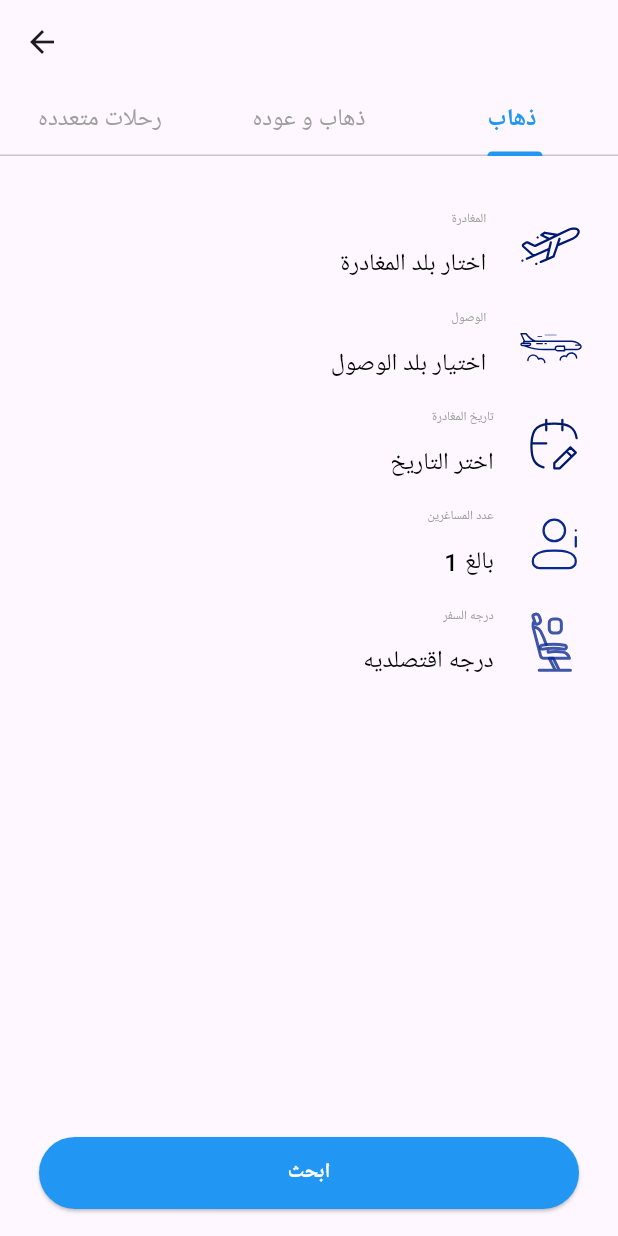
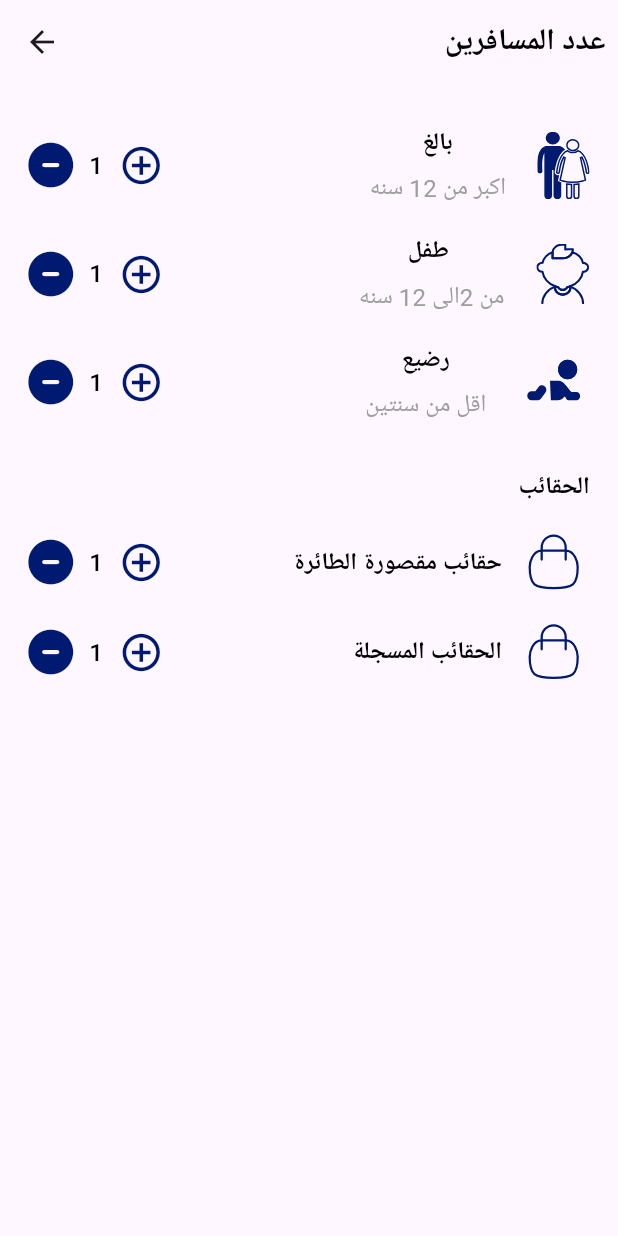
Before and after one commit to Ahmed-Ekramy/Travel-App, a Flutter app: the FlightScreen screen opened by its route, tab 3 chosen, after a tap on "عدد المساغرين", on a phone screen of 412 x 824 dp. Run offline on Flutter 3.47's test engine with Material 3 defaults, Android fonts, the phone set to English and light mode, and no system bars; our stand-ins replace flutter_screenutil, flutter_svg, font_awesome_flutter, google_fonts; Roboto replaces fonts that are missing (Readex Pro).

Commit message:
ui NumOfPassenger

```diff
--- a/lib/core/routing/app_route.dart
+++ b/lib/core/routing/app_route.dart
@@ -1,8 +1,9 @@
 import 'package:flutter/material.dart';
 import 'package:travel_app/core/routing/route.dart';
+import '../../features/flight/presentation/pages/flight_screen.dart';
 import '../../features/home/presentation/pages/home.dart';
 import '../../features/home/presentation/tabs/home_layout.dart';
-import '../../flight/presentation/pages/flight_screen.dart';
+import '../../features/number_of_passengers/presentation/pages/number_of_passengers.dart';
 
 class AppRoute{
  static Route generateRoute(RouteSettings settings){
@@ -18,12 +19,20 @@ class AppRoute{
       builder: (context) {
        return const HomeLayout();
       },
-     );case (Routes.flightScreen):
+     );
+     case (Routes.flightScreen):
      return MaterialPageRoute(
       builder: (context) {
        return const FlightScreen();
       },
      );
+     case (Routes.passengers):
+     return MaterialPageRoute(
+      builder: (context) {
+       return const NumberOfPassengers();
+      },
+     );
+
     default:
      return MaterialPageRoute(
       builder: (context) {
--- a/lib/flight/presentation/tabs/go_tab.dart
+++ b/lib/features/flight/presentation/tabs/go_back_tab.dart
@@ -1,15 +1,15 @@
 import 'package:flutter/material.dart';
 import 'package:flutter_screenutil/flutter_screenutil.dart';
-import '../../../core/shard_widget/shard_widget.dart';
+import '../../../../core/shard_widget/shard_widget.dart';
 import '../widgets/go_item.dart';
 
-class GoTab extends StatelessWidget {
-  const GoTab({Key? key}) : super(key: key);
+class GoAndBackTabs extends StatelessWidget {
+  const GoAndBackTabs({Key? key}) : super(key: key);
 
   @override
   Widget build(BuildContext context) {
     return Padding(
-      padding: EdgeInsets.symmetric(horizontal: 20.0.w, vertical: 30.h),
+      padding: EdgeInsets.symmetric(horizontal: 20.w,vertical: 30.h),
       child: Column(
         children: [
           const GoItem(
@@ -19,14 +19,16 @@ class GoTab extends StatelessWidget {
           ),
           const GoItem(
               "assets/svg/Airplane.svg", 'الوصول', 'اختيار بلد الوصول'),
-          const GoItem(
-              "assets/svg/calendar-edit.svg", 'تاريخ المغادرة', 'اختر التاريخ'),
-          InkWell(
-              onTap: () {
-
-              },
-              child: const GoItem(
-                  "assets/svg/user-info.svg", 'عدد المساغرين', '1 بالغ')),
+          const Row(
+            mainAxisAlignment: MainAxisAlignment.spaceBetween,
+            children: [
+              GoItem("assets/svg/calendar-edit.svg", 'تاريخ المغادرة',
+                  'اختر التاريخ'),
+              GoItem("assets/svg/calendar-edit.svg", 'تاريخ العودة',
+                  'اختر التاريخ'),
+            ],
+          ),
+          const GoItem("assets/svg/user-info.svg", 'عدد المساغرين', '1 بالغ'),
           const GoItem(
               "assets/svg/Flight Seat.svg", 'درجه السفر', 'درجه اقتصلديه'),
           const Expanded(child: SizedBox()),
--- /dev/null
+++ b/lib/features/flight/presentation/tabs/go_tab.dart
@@ -0,0 +1,41 @@
+import 'package:flutter/material.dart';
+import 'package:flutter_screenutil/flutter_screenutil.dart';
+import 'package:travel_app/core/routing/route.dart';
+import '../../../../core/shard_widget/shard_widget.dart';
+import '../widgets/go_item.dart';
+
+class GoTab extends StatelessWidget {
+  const GoTab({Key? key}) : super(key: key);
+
+  @override
+  Widget build(BuildContext context) {
+    return Padding(
+      padding: EdgeInsets.symmetric(horizontal: 20.0.w, vertical: 30.h),
+      child: Column(
+        children: [
+          const GoItem(
+            "assets/svg/Air Shipping.svg",
+            'المغادرة',
+            'اختار بلد المغادرة',
+          ),
+          const GoItem(
+              "assets/svg/Airplane.svg", 'الوصول', 'اختيار بلد الوصول'),
+          const GoItem(
+              "assets/svg/calendar-edit.svg", 'تاريخ المغادرة', 'اختر التاريخ'),
+          InkWell(
+              onTap: () {
+Navigator.pushNamed(context, Routes.passengers);
+              },
+              child: const GoItem(
+                  "assets/svg/user-info.svg", 'عدد المساغرين', '1 بالغ')),
+          InkWell(
+            child: const GoItem(
+                "assets/svg/Flight Seat.svg", 'درجه السفر', 'درجه اقتصلديه'),
+          ),
+          const Expanded(child: SizedBox()),
+          elevatedButton(),
+        ],
+      ),
+    );
+  }
+}
--- a/lib/flight/presentation/widgets/multiple trips_item.dart
+++ b/lib/features/flight/presentation/widgets/multiple trips_item.dart
@@ -1,5 +1,5 @@
 import 'package:flutter/material.dart';
-import 'package:travel_app/flight/presentation/widgets/trip_item.dart';
+import 'package:travel_app/features/flight/presentation/widgets/trip_item.dart';
 
 class MultipleTripsItem extends StatelessWidget {
   const MultipleTripsItem({Key? key}) : super(key: key);
--- a/lib/flight/presentation/widgets/trip_item.dart
+++ b/lib/features/flight/presentation/widgets/trip_item.dart
@@ -1,6 +1,7 @@
 import 'package:flutter/material.dart';
 
-import '../../../core/theming/text_style.dart';
+import '../../../../core/theming/text_style.dart';
+
 
 class TripItems extends StatelessWidget {
   const TripItems({ required this.text,
--- /dev/null
+++ b/lib/features/number_of_passengers/presentation/pages/number_of_passengers.dart
@@ -0,0 +1,137 @@
+import 'package:flutter/material.dart';
+import 'package:flutter_screenutil/flutter_screenutil.dart';
+import 'package:flutter_svg/flutter_svg.dart';
+import 'package:travel_app/core/theming/text_style.dart';
+
+import '../widgets/max_min_item.dart';
+
+class NumberOfPassengers extends StatelessWidget {
+  const NumberOfPassengers({Key? key}) : super(key: key);
+
+  @override
+  Widget build(BuildContext context) {
+    return Scaffold(
+      appBar: AppBar(centerTitle: true, actions: [
+        Padding(
+          padding: EdgeInsets.only(right: 8.0.w),
+          child: Text(
+            "عدد المسافرين",
+            style: readexPro16w700().copyWith(fontSize: 20),
+          ),
+        )
+      ]),
+      body: Padding(
+        padding: EdgeInsets.symmetric(horizontal: 18.0.w,vertical: 45.h),
+        child: Column(crossAxisAlignment: CrossAxisAlignment.end, children: [
+          Row(
+            mainAxisAlignment: MainAxisAlignment.end,
+            children: [
+              maxMinItem(),
+              Column(
+                children: [
+                  Text(
+                    'بالغ',
+                    textAlign: TextAlign.center,
+                    style: readexPro16w700(),
+                  ),
+                  SizedBox(
+                    height: 7.w,
+                  ),
+                  Text('اكبر من 12 سنه',
+                      textAlign: TextAlign.center,
+                      style: readexPro12w400().copyWith(color: Colors.grey))
+                ],
+              ),
+              SizedBox(
+                width: 20.w,
+              ),
+              SvgPicture.asset("assets/svg/couple.svg"),
+            ],
+          ),
+          SizedBox(
+            height: 30.h,
+          ),
+          Row(
+            mainAxisAlignment: MainAxisAlignment.end,
+            children: [
+              maxMinItem(),
+              Column(
+                children: [
+                  Text(
+                    'طفل',
+                    textAlign: TextAlign.center,
+                    style: readexPro16w700(),
+                  ),
+                  SizedBox(
+                    height: 7.w,
+                  ),
+                  Text(' من 2الى 12 سنه',
+                      textAlign: TextAlign.center,
+                      style: readexPro12w400().copyWith(color: Colors.grey))
+                ],
+              ),
+              SizedBox(
+                width: 20.w,
+              ),
+              SvgPicture.asset("assets/svg/Child.svg"),
+            ],
+          ),
+          SizedBox(
+            height: 30.h,
+          ),
+          Row(
+            mainAxisAlignment: MainAxisAlignment.end,
+            children: [
+              maxMinItem(),
+              Column(
+                children: [
+                  Text(
+                    'رضيع',
+                    textAlign: TextAlign.center,
+                    style: readexPro16w700(),
+                  ),
+                  SizedBox(
+                    height: 7.w,
+                  ),
+                  Text('اقل من سنتين',
+                      textAlign: TextAlign.center,
+                      style: readexPro12w400().copyWith(color: Colors.grey))
+                ],
+              ),
+              SizedBox(
+                width: 20.w,
+              ),
+              SvgPicture.asset("assets/svg/Baby.svg"),
+            ],
+          ),
+          SizedBox(
+            height: 50.h,
+          ),
+          Text('الحقائب', textAlign: TextAlign.right, style: readexPro16w700()),
+          SizedBox(height: 25.h,),
+          Row(children: [
+            maxMinItem(),
+            Text(
+              'حقائب مقصورة الطائرة',
+              textAlign: TextAlign.center,
+              style: readexPro16w700()
+              ),
+            SizedBox(width: 10.w,),
+            SvgPicture.asset("assets/svg/cart-1.svg"),
+          ],),
+          SizedBox(height: 18.h,),
+          Row(children: [
+            maxMinItem(),
+            Text(
+                'الحقائب المسجلة',
+              textAlign: TextAlign.center,
+              style: readexPro16w700()
+              ),
+            SizedBox(width: 10.w,),
+            SvgPicture.asset("assets/svg/cart-1.svg"),
+          ],),
+        ]),
+      ),
+    );
+  }
+}
--- /dev/null
+++ b/lib/features/number_of_passengers/presentation/widgets/max_min_item.dart
@@ -0,0 +1,35 @@
+import 'package:flutter/material.dart';
+import 'package:flutter_screenutil/flutter_screenutil.dart';
+import 'package:font_awesome_flutter/font_awesome_flutter.dart';
+
+import '../../../../core/theming/text_style.dart';
+
+Expanded maxMinItem() {
+  return Expanded(
+    child: Row(
+      children: [
+        const Icon(
+          FontAwesomeIcons.circleMinus,
+          size: 30,
+          color: Color(0xff001A72),
+        ),
+        SizedBox(
+          width: 10.w,
+        ),
+        Text(
+          "1",
+          style: readexPro12w400().copyWith(
+              color: Colors.black, fontWeight: FontWeight.w500),
+        ),
+        SizedBox(
+          width: 10.w,
+        ),
+        const Icon(
+          Icons.add_circle_outline,
+          size: 30,
+          color: Color(0xff001A72),
+        ),
+      ],
+    ),
+  );
+}
--- /dev/null
+++ b/lib/features/travel_class/presentation/pages/travel_class.dart
@@ -0,0 +1,10 @@
+import 'package:flutter/material.dart';
+
+class TravelClass extends StatelessWidget {
+  const TravelClass({Key? key}) : super(key: key);
+
+  @override
+  Widget build(BuildContext context) {
+    return const Scaffold();
+  }
+}
--- a/lib/flight/presentation/tabs/go_back_tab.dart
+++ /dev/null
@@ -1,40 +0,0 @@
-import 'package:flutter/material.dart';
-import 'package:flutter_screenutil/flutter_screenutil.dart';
-import '../../../core/shard_widget/shard_widget.dart';
-import '../widgets/go_item.dart';
-
-class GoAndBackTabs extends StatelessWidget {
-  const GoAndBackTabs({Key? key}) : super(key: key);
-
-  @override
-  Widget build(BuildContext context) {
-    return Padding(
-      padding: EdgeInsets.symmetric(horizontal: 20.w,vertical: 30.h),
-      child: Column(
-        children: [
-          const GoItem(
-            "assets/svg/Air Shipping.svg",
-            'المغادرة',
-            'اختار بلد المغادرة',
-          ),
-          const GoItem(
-              "assets/svg/Airplane.svg", 'الوصول', 'اختيار بلد الوصول'),
-          const Row(
-            mainAxisAlignment: MainAxisAlignment.spaceBetween,
-            children: [
-              GoItem("assets/svg/calendar-edit.svg", 'تاريخ المغادرة',
-                  'اختر التاريخ'),
-              GoItem("assets/svg/calendar-edit.svg", 'تاريخ العودة',
-                  'اختر التاريخ'),
-            ],
-          ),
-          const GoItem("assets/svg/user-info.svg", 'عدد المساغرين', '1 بالغ'),
-          const GoItem(
-              "assets/svg/Flight Seat.svg", 'درجه السفر', 'درجه اقتصلديه'),
-          const Expanded(child: SizedBox()),
-          elevatedButton(),
-        ],
-      ),
-    );
-  }
-}
--- a/pubspec.yaml
+++ b/pubspec.yaml
@@ -52,6 +52,7 @@ dependencies:
   # The following adds the Cupertino Icons font to your application.
   # Use with the CupertinoIcons class for iOS style icons.
   cupertino_icons: ^1.0.2
+  font_awesome_flutter: ^10.6.0
 
 dev_dependencies:
   flutter_test:
```
Also changed, not shown: assets/svg/Baby.svg (added), assets/svg/Child.svg (added), assets/svg/cart-1.svg (added), assets/svg/couple.svg (added), lib/features/flight/presentation/pages/flight_screen.dart (renamed from lib/flight/presentation/pages/flight_screen.dart), lib/features/flight/presentation/tabs/multiple_trip_tabs.dart (renamed from lib/flight/presentation/tabs/multiple_trip_tabs.dart), lib/features/flight/presentation/widgets/go_item.dart (renamed from lib/flight/presentation/widgets/go_item.dart), pubspec.lock.
